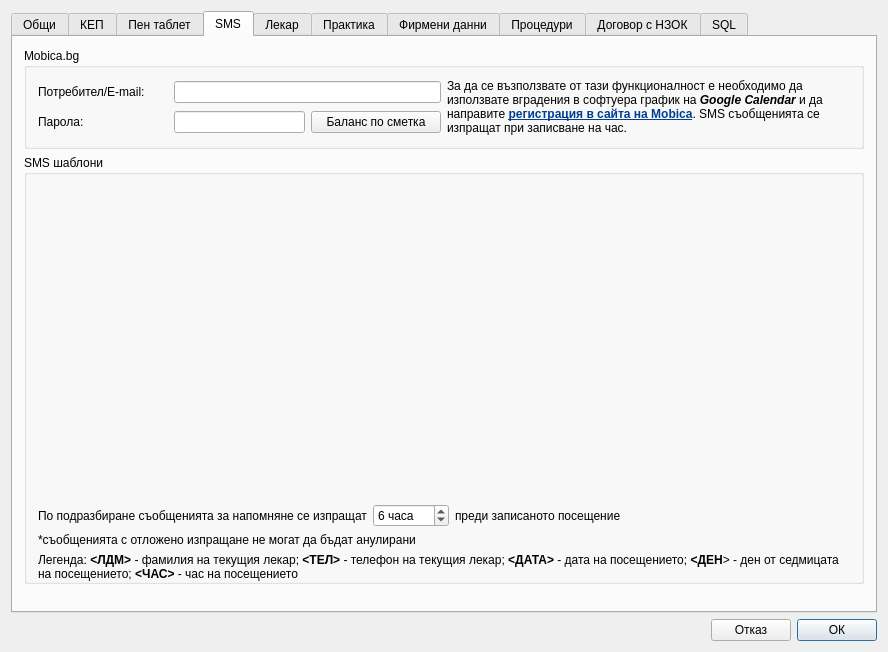
This is src/View/Widgets/SettingsDialog.ui in thefinalcutbg/DinoDent as Qt 5 draws it before an edit. The edited form follows.
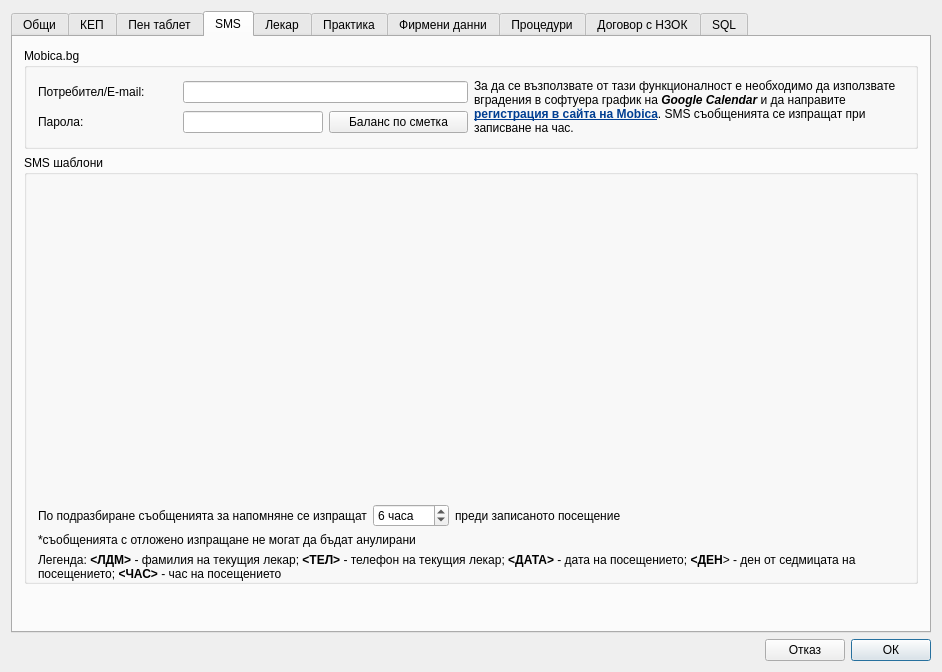
This is the edited form. Custom widgets are drawn as their Qt base class.

Patch:
```diff
--- a/src/View/Widgets/SettingsDialog.ui
+++ b/src/View/Widgets/SettingsDialog.ui
@@ -6,14 +6,14 @@
    <rect>
     <x>0</x>
     <y>0</y>
-    <width>888</width>
-    <height>652</height>
+    <width>942</width>
+    <height>672</height>
    </rect>
   </property>
   <property name="minimumSize">
    <size>
     <width>0</width>
-    <height>0</height>
+    <height>672</height>
    </size>
   </property>
   <property name="windowTitle">
```
